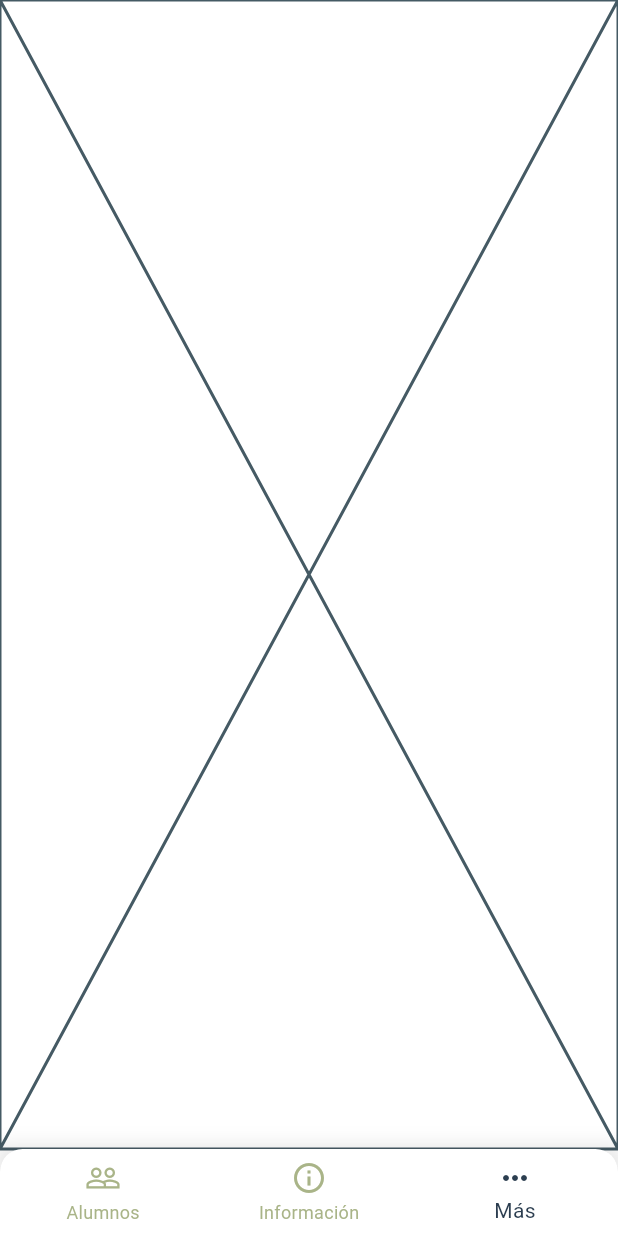
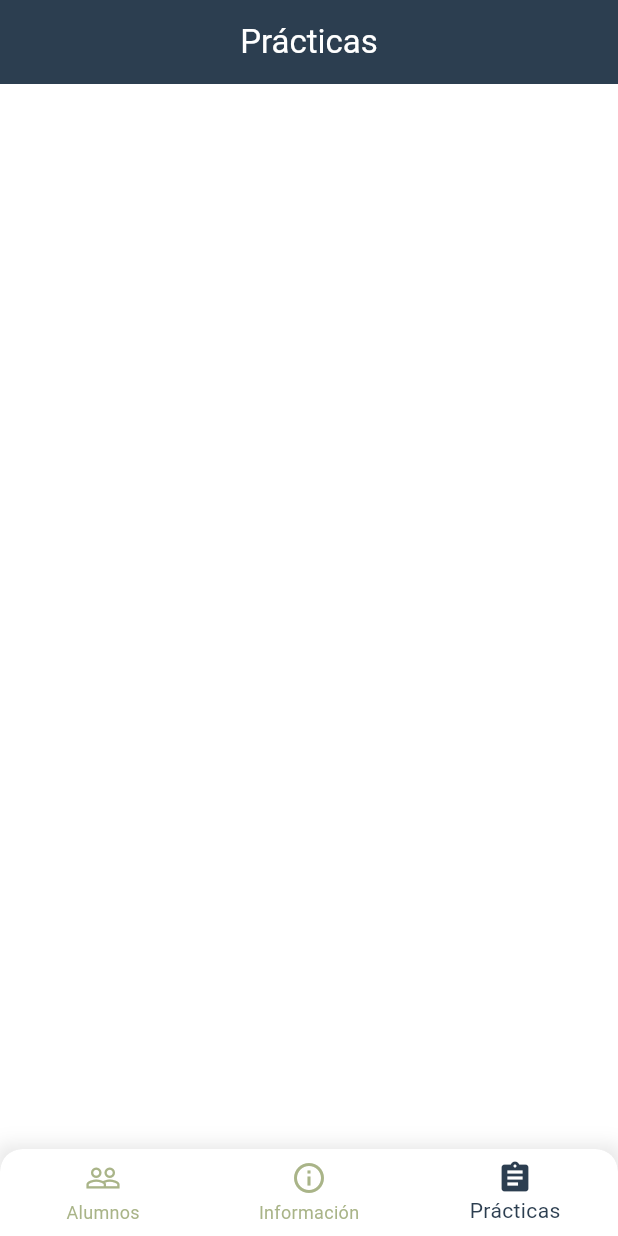
Before and after one commit to JuanDeTeo/flutterLearnApp, a Flutter app: the screen it shows after launch, item 3 of the bottom bar chosen, on a phone screen of 412 x 824 dp. Run offline on Flutter 3.47's test engine with Material 3 defaults, Android fonts, the phone set to English and light mode, and no system bars; our stand-ins replace hive, hive_flutter; accounts and stored records are empty.

```diff
--- a/lib/main.dart
+++ b/lib/main.dart
@@ -1,28 +1,37 @@
 import 'package:flutter/material.dart';
 import 'package:hive_flutter/hive_flutter.dart';
+import 'models/student.dart';
 import 'screens/home_screen.dart';
-import 'models/student.dart';
 
 void main() async {
   // 1. Asegurar la inicialización de Flutter
   WidgetsFlutterBinding.ensureInitialized();
 
-  // 2. Configurar Hive
-  await _initializeHive();
+  try {
+    // 2. Configurar Hive con la ruta adecuada
+    await Hive.initFlutter();
 
-  // 3. Lanzar la aplicación
-  runApp(const MyApp());
-}
+    // 3. Registrar todos los adaptadores necesarios
+    Hive.registerAdapter(StudentAdapter());
+    Hive.registerAdapter(PracticeResultAdapter()); // Adaptador para los resultados
 
-Future<void> _initializeHive() async {
-  // Inicializar Hive con la ruta adecuada
-  await Hive.initFlutter();
+    // 4. Abrir la box de estudiantes
+    await Hive.openBox<Student>('students');
 
-  // Registrar el adaptador del modelo Student
-  Hive.registerAdapter(StudentAdapter());
-
-  // Abrir la box de estudiantes
-  await Hive.openBox<Student>('students');
+    // 5. Iniciar la aplicación
+    runApp(const MyApp());
+  } catch (e) {
+    // Manejo de errores durante la inicialización
+    runApp(
+      MaterialApp(
+        home: Scaffold(
+          body: Center(
+            child: Text('Error al iniciar: ${e.toString()}'),
+          ),
+        ),
+      ),
+    );
+  }
 }
 
 class MyApp extends StatelessWidget {
@@ -45,8 +54,11 @@ class MyApp extends StatelessWidget {
           elevation: 0,
           centerTitle: true,
         ),
+        floatingActionButtonTheme: const FloatingActionButtonThemeData(
+          backgroundColor: Color(0xFFF2C94C),
+        ),
       ),
-      home: const HomeScreen(), // ¡Aquí está el cambio importante!
+      home: const HomeScreen(),
     );
   }
 }
--- a/lib/models/student.dart
+++ b/lib/models/student.dart
@@ -1,30 +1,55 @@
 import 'package:hive/hive.dart';
 
-part 'student.g.dart'; // Archivo que será generado automáticamente
+part 'student.g.dart';
 
-@HiveType(typeId: 0) // Identificador único para este tipo de dato en Hive
+@HiveType(typeId: 0)
 class Student {
-  @HiveField(0) // Cada campo necesita un ID único
-  final String firstName; // Nombre del alumno
+  @HiveField(0)
+  final String firstName;
 
   @HiveField(1)
-  final String lastName; // Apellido paterno
+  final String lastName;
 
   @HiveField(2)
-  final String motherLastName; // Apellido materno
+  final String motherLastName;
 
   @HiveField(3)
-  final DateTime birthDate; // Fecha de nacimiento
+  final DateTime birthDate;
 
   @HiveField(4)
-  final String institution; // Institución educativa
+  final String institution;
 
-  // Constructor requerido
+  @HiveField(5, defaultValue: []) // ¡Esto es importante!
+  final List<PracticeResult> practices;
+
   Student({
     required this.firstName,
     required this.lastName,
     required this.motherLastName,
     required this.birthDate,
     required this.institution,
+    this.practices = const [], // Valor por defecto
   });
 }
+
+@HiveType(typeId: 1)
+class PracticeResult {
+  @HiveField(0)
+  final int practiceNumber;
+
+  @HiveField(1)
+  final DateTime date;
+
+  @HiveField(2)
+  final String results;
+
+  @HiveField(3)
+  final String score;
+
+  PracticeResult({
+    required this.practiceNumber,
+    required this.date,
+    required this.results,
+    required this.score,
+  });
+}
--- a/lib/screens/home_screen.dart
+++ b/lib/screens/home_screen.dart
@@ -1,6 +1,7 @@
 import 'package:flutter/material.dart';
 import 'info_screen.dart';
 import 'students_screen.dart';
+import 'practices_screen.dart';
 
 class HomeScreen extends StatefulWidget {
   const HomeScreen({Key? key}) : super(key: key);
@@ -12,23 +13,19 @@ class HomeScreen extends StatefulWidget {
 class _HomeScreenState extends State<HomeScreen> {
   int _currentIndex = 0;
 
-  // Lista de pantallas correspondientes a cada ícono
   final List<Widget> _screens = [
     const StudentsScreen(),
     const InfoScreen(),
-    const Placeholder(), // Pantalla vacía para futuras funcionalidades
+    const PracticesScreen(), // Reemplazamos el Placeholder
   ];
 
   @override
   Widget build(BuildContext context) {
     return Scaffold(
-      // Cuerpo principal que cambia según la pestaña seleccionada
       body: IndexedStack(
         index: _currentIndex,
         children: _screens,
       ),
-
-      // Barra de navegación inferior
       bottomNavigationBar: Container(
         decoration: BoxDecoration(
           boxShadow: [
@@ -45,8 +42,8 @@ class _HomeScreenState extends State<HomeScreen> {
             currentIndex: _currentIndex,
             onTap: (index) => setState(() => _currentIndex = index),
             backgroundColor: Colors.white,
-            selectedItemColor: const Color(0xFF2C3E50), // Color seleccionado
-            unselectedItemColor: const Color(0xFF708238).withOpacity(0.6), // Color no seleccionado
+            selectedItemColor: const Color(0xFF2C3E50),
+            unselectedItemColor: const Color(0xFF708238).withOpacity(0.6),
             showSelectedLabels: true,
             showUnselectedLabels: true,
             type: BottomNavigationBarType.fixed,
@@ -63,8 +60,9 @@ class _HomeScreenState extends State<HomeScreen> {
                 label: 'Información',
               ),
               BottomNavigationBarItem(
-                icon: Icon(Icons.more_horiz),
-                label: 'Más',
+                icon: Icon(Icons.assignment_outlined),
+                activeIcon: Icon(Icons.assignment),
+                label: 'Prácticas',
               ),
             ],
           ),
--- /dev/null
+++ b/lib/screens/practices_screen.dart
@@ -0,0 +1,47 @@
+import 'package:flutter/material.dart';
+import 'package:hive/hive.dart';
+import '../models/student.dart';
+import 'practice_session_screen.dart';
+
+class PracticesScreen extends StatelessWidget {
+  const PracticesScreen({Key? key}) : super(key: key);
+
+  @override
+  Widget build(BuildContext context) {
+    final studentsBox = Hive.box<Student>('students');
+    final students = studentsBox.values.toList();
+
+    return Scaffold(
+      appBar: AppBar(
+        title: const Text('Prácticas'),
+        backgroundColor: const Color(0xFF2C3E50),
+      ),
+      body: ListView.builder(
+        itemCount: students.length,
+        itemBuilder: (context, index) {
+          final student = students[index];
+          return Card(
+            margin: const EdgeInsets.symmetric(horizontal: 8, vertical: 4),
+            child: ListTile(
+              title: Text('${student.firstName} ${student.lastName}'),
+              trailing: IconButton(
+                icon: const Icon(Icons.play_arrow, color: Colors.green),
+                onPressed: () {
+                  Navigator.push(
+                    context,
+                    MaterialPageRoute(
+                      builder: (context) => PracticeSessionScreen(
+                        student: student,
+                        studentIndex: index,
+                      ),
+                    ),
+                  );
+                },
+              ),
+            ),
+          );
+        },
+      ),
+    );
+  }
+}
--- a/pubspec.yaml
+++ b/pubspec.yaml
@@ -34,6 +34,7 @@ dependencies:
   # The following adds the Cupertino Icons font to your application.
   # Use with the CupertinoIcons class for iOS style icons.
   cupertino_icons: ^1.0.8
+  provider: ^6.0.5
   hive: ^2.2.3
   hive_flutter: ^1.1.0
   intl: ^0.18.1 # Para manejo de fechas
```
Also changed, not shown: lib/screens/practice_session_screen.dart (added, +285 -0 lines), lib/screens/student_detail.dart (+119 -3 lines), lib/models/student.g.dart, pubspec.lock.
